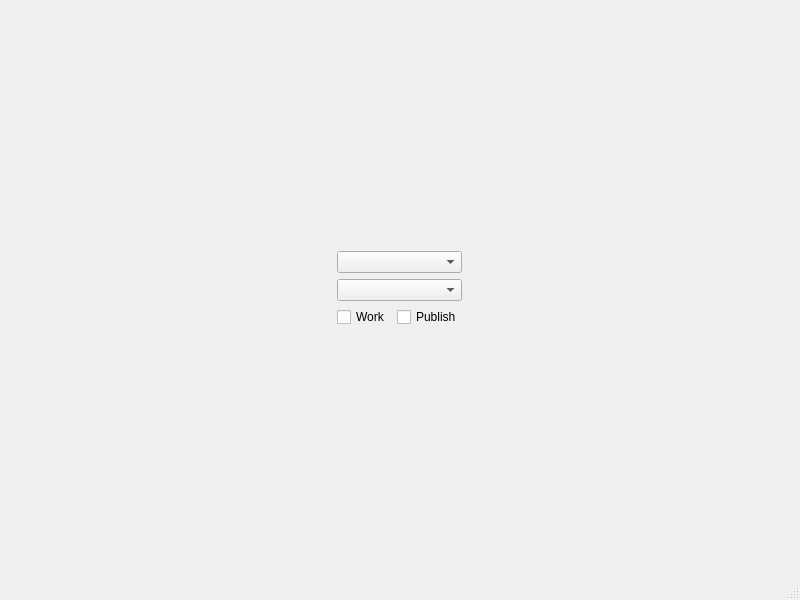
The window that manager/ui/qt/window.ui (Tnkln99/pipeline_22) describes before a commit, drawn with Qt 5.
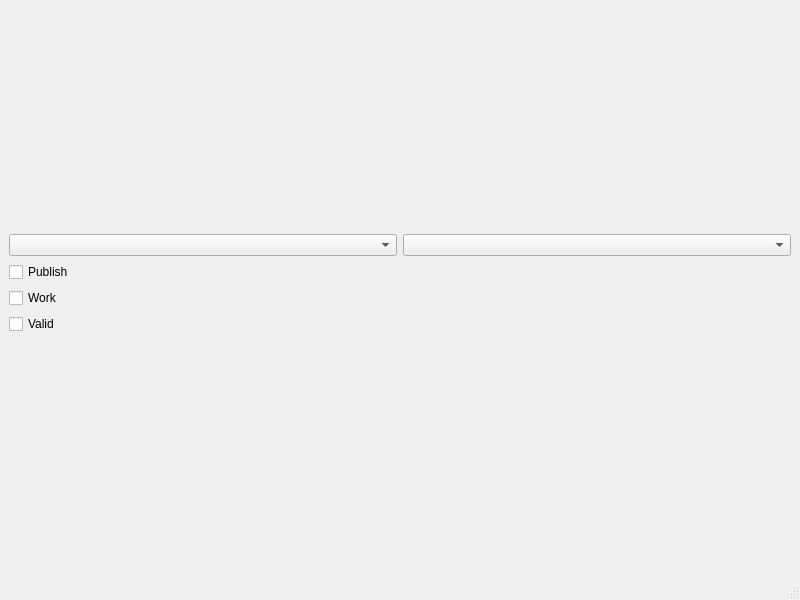
The same window after the commit.

```diff
--- a/manager/ui/qt/window.ui
+++ b/manager/ui/qt/window.ui
@@ -16,47 +16,86 @@
   <widget class="QWidget" name="centralwidget">
    <layout class="QGridLayout" name="gridLayout">
     <item row="0" column="0">
-     <layout class="QVBoxLayout" name="verticalLayout_2">
+     <layout class="QVBoxLayout" name="verticalLayout_3">
       <item>
-       <layout class="QHBoxLayout" name="horizontalLayout">
+       <layout class="QVBoxLayout" name="verticalLayout_2">
         <item>
-         <layout class="QVBoxLayout" name="verticalLayout">
+         <layout class="QHBoxLayout" name="combo_box_layout">
           <item>
            <widget class="QComboBox" name="combo_box_projects"/>
           </item>
           <item>
            <widget class="QComboBox" name="combo_box_pattern"/>
           </item>
-          <item>
-           <layout class="QHBoxLayout" name="state_layout">
-            <item>
-             <widget class="QCheckBox" name="cbx_work">
-              <property name="text">
-               <string>Work</string>
-              </property>
-             </widget>
-            </item>
-            <item>
-             <widget class="QCheckBox" name="cbx_publish">
-              <property name="text">
-               <string>Publish</string>
-              </property>
-             </widget>
-            </item>
-           </layout>
-          </item>
-          <item>
-           <layout class="QHBoxLayout" name="apps_layout"/>
-          </item>
          </layout>
         </item>
         <item>
-         <layout class="QVBoxLayout" name="button_layout"/>
+         <layout class="QHBoxLayout" name="horizontalLayout">
+          <item>
+           <layout class="QVBoxLayout" name="verticalLayout">
+            <item>
+             <layout class="QVBoxLayout" name="status_layout">
+              <item>
+               <widget class="QCheckBox" name="cbx_publish">
+                <property name="text">
+                 <string>Publish</string>
+                </property>
+               </widget>
+              </item>
+              <item>
+               <widget class="QCheckBox" name="cbx_work">
+                <property name="text">
+                 <string>Work</string>
+                </property>
+               </widget>
+              </item>
+              <item>
+               <widget class="QCheckBox" name="cbx_valid">
+                <property name="text">
+                 <string>Valid</string>
+                </property>
+               </widget>
+              </item>
+             </layout>
+            </item>
+            <item>
+             <spacer name="verticalSpacer">
+              <property name="orientation">
+               <enum>Qt::Vertical</enum>
+              </property>
+              <property name="sizeType">
+               <enum>QSizePolicy::Maximum</enum>
+              </property>
+              <property name="sizeHint" stdset="0">
+               <size>
+                <width>20</width>
+                <height>10</height>
+               </size>
+              </property>
+             </spacer>
+            </item>
+            <item>
+             <layout class="QVBoxLayout" name="apps_layout"/>
+            </item>
+           </layout>
+          </item>
+          <item>
+           <layout class="QVBoxLayout" name="results_layout">
+            <item>
+             <layout class="QHBoxLayout" name="utility_layout">
+              <property name="spacing">
+               <number>6</number>
+              </property>
+             </layout>
+            </item>
+           </layout>
+          </item>
+         </layout>
         </item>
        </layout>
       </item>
       <item>
-       <layout class="QHBoxLayout" name="utility_layout"/>
+       <layout class="QVBoxLayout" name="button_layout"/>
       </item>
      </layout>
     </item>
```
